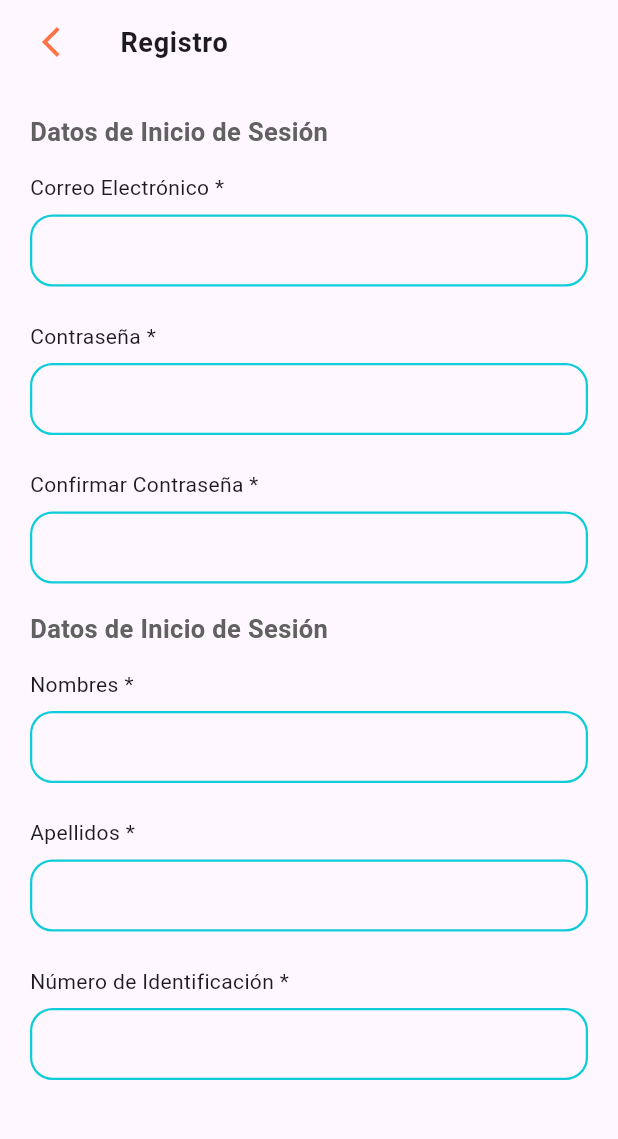
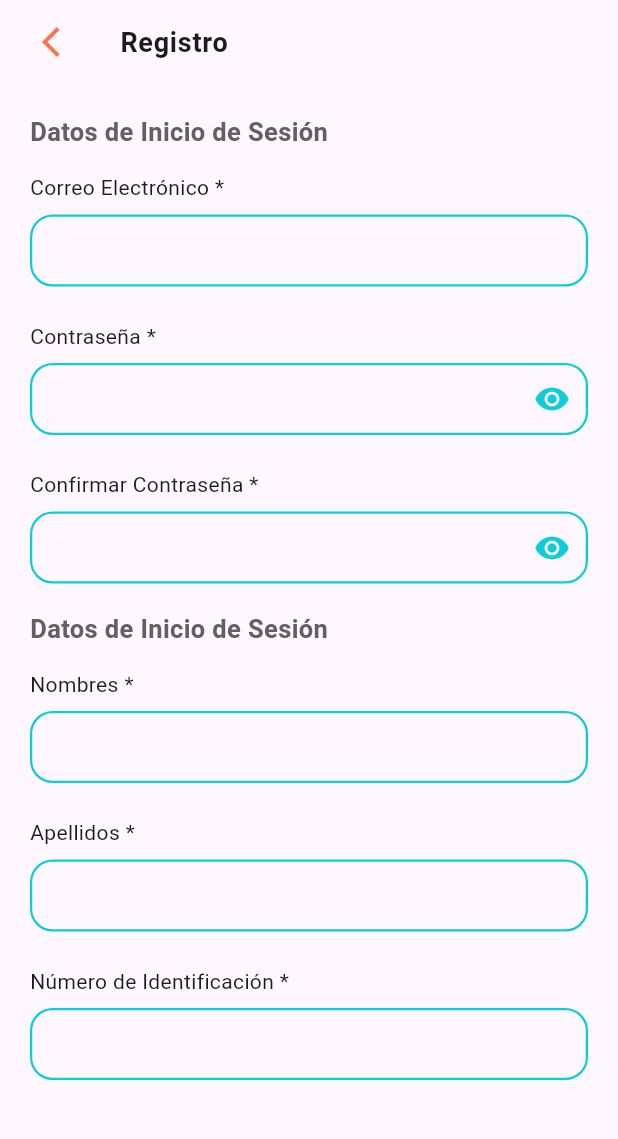
Before and after one commit to Bsmo0211/CaninarMobile, a Flutter app: the Registro screen opened directly, on a phone screen of 412 x 824 dp, the part 84-1223 px from its top. Run offline on Flutter 3.47's test engine with Material 3 defaults, Android fonts, the light colour scheme and no system bars; our stand-ins replace carousel_slider, dio, email_validator, flutter_easyloading, flutter_map, fluttertoast and 6 more; missing offline and left inert: flutter_custom_tabs, syncfusion_localizations; network calls fail.

Commit message:
se agregan botones para la visualizacion opcional de la contraseña

```diff
--- a/Caninar/caninar/lib/widgets/registro.dart
+++ b/Caninar/caninar/lib/widgets/registro.dart
@@ -23,11 +23,12 @@ class _RegistroState extends State<Registro> {
   Map<String, String> dropdownActividadMap = {
     'Masculino': 'male',
     'Femenino': 'female',
-    // Agrega más correspondencias según sea necesario
   };
   String? dropdownValueActividad;
   bool _acceptTerms = false;
   final formKey1 = GlobalKey<FormState>();
+  bool _showPassword = true;
+  bool _showPassword1 = true;
   TextEditingController correoCtrl = TextEditingController();
   TextEditingController contrasenaCtrl = TextEditingController();
   TextEditingController contrasena2Ctrl = TextEditingController();
@@ -186,6 +187,7 @@ class _RegistroState extends State<Registro> {
                   Padding(
                     padding: const EdgeInsets.only(top: 8, bottom: 8),
                     child: TextFormField(
+                      obscureText: _showPassword,
                       decoration: InputDecoration(
                         floatingLabelBehavior: FloatingLabelBehavior.never,
                         enabledBorder: OutlineInputBorder(
@@ -214,6 +216,19 @@ class _RegistroState extends State<Registro> {
                             width: 3,
                           ),
                         ),
+                        suffixIcon: IconButton(
+                          onPressed: () {
+                            setState(() {
+                              _showPassword = !_showPassword;
+                            });
+                          },
+                          icon: Icon(
+                            color: PrincipalColors.blue,
+                            _showPassword
+                                ? Icons.visibility
+                                : Icons.visibility_off,
+                          ),
+                        ),
                       ),
                       controller: contrasenaCtrl,
                       validator: (contrasenaCtrl) {
@@ -240,6 +255,7 @@ class _RegistroState extends State<Registro> {
                   Padding(
                     padding: const EdgeInsets.only(top: 8, bottom: 8),
                     child: TextFormField(
+                      obscureText: _showPassword1,
                       decoration: InputDecoration(
                         floatingLabelBehavior: FloatingLabelBehavior.never,
                         enabledBorder: OutlineInputBorder(
@@ -266,6 +282,19 @@ class _RegistroState extends State<Registro> {
                         border: const OutlineInputBorder(
                           borderSide: BorderSide(
                             width: 3,
+                          ),
+                        ),
+                        suffixIcon: IconButton(
+                          onPressed: () {
+                            setState(() {
+                              _showPassword1 = !_showPassword1;
+                            });
+                          },
+                          icon: Icon(
+                            color: PrincipalColors.blue,
+                            _showPassword1
+                                ? Icons.visibility
+                                : Icons.visibility_off,
                           ),
                         ),
                       ),
```
